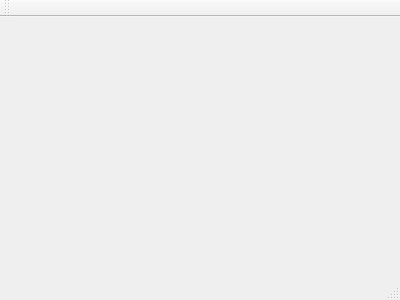
XMoiX22/examen_jimenez_abdiel, file mainwindow.ui: the form before one commit.
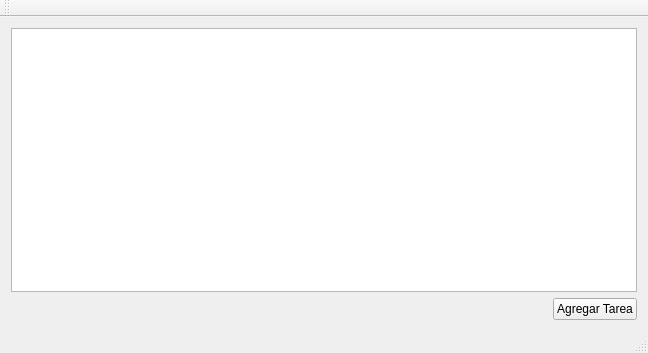
The form after the commit.

Commit message: Commit 3 formulario listo y cambio de clase tareas de widget a dialogo.

The edit to the form file:
```diff
--- a/mainwindow.ui
+++ b/mainwindow.ui
@@ -1,24 +1,72 @@
 <ui version="4.0">
  <class>MainWindow</class>
- <widget class="QMainWindow" name="MainWindow" >
-  <property name="geometry" >
+ <widget class="QMainWindow" name="MainWindow">
+  <property name="geometry">
    <rect>
     <x>0</x>
     <y>0</y>
-    <width>400</width>
-    <height>300</height>
+    <width>648</width>
+    <height>353</height>
    </rect>
   </property>
   <property name="windowTitle" >
    <string>MainWindow</string>
   </property>
-  <widget class="QMenuBar" name="menuBar" />
-  <widget class="QToolBar" name="mainToolBar" />
-  <widget class="QWidget" name="centralWidget" />
-  <widget class="QStatusBar" name="statusBar" />
+  <widget class="QWidget" name="centralWidget">
+   <layout class="QVBoxLayout" name="verticalLayout">
+    <item>
+     <widget class="QTableWidget" name="tableWidget"/>
+    </item>
+    <item>
+     <layout class="QHBoxLayout" name="horizontalLayout_2">
+      <item>
+       <layout class="QHBoxLayout" name="horizontalLayout"/>
+      </item>
+      <item>
+       <spacer name="horizontalSpacer">
+        <property name="orientation">
+         <enum>Qt::Horizontal</enum>
+        </property>
+        <property name="sizeHint" stdset="0">
+         <size>
+          <width>40</width>
+          <height>20</height>
+         </size>
+        </property>
+       </spacer>
+      </item>
+      <item>
+       <widget class="QPushButton" name="agregar">
+        <property name="text">
+         <string>Agregar Tarea</string>
+        </property>
+       </widget>
+      </item>
+     </layout>
+    </item>
+   </layout>
+  </widget>
+  <widget class="QMenuBar" name="menuBar">
+   <property name="geometry">
+    <rect>
+     <x>0</x>
+     <y>0</y>
+     <width>648</width>
+     <height>21</height>
+    </rect>
+   </property>
+  </widget>
+  <widget class="QToolBar" name="mainToolBar">
+   <attribute name="toolBarArea">
+    <enum>TopToolBarArea</enum>
+   </attribute>
+   <attribute name="toolBarBreak">
+    <bool>false</bool>
+   </attribute>
+  </widget>
+  <widget class="QStatusBar" name="statusBar"/>
  </widget>
- <layoutDefault spacing="6" margin="11" />
- <pixmapfunction></pixmapfunction>
+ <layoutdefault spacing="6" margin="11"/>
  <resources/>
  <connections/>
 </ui>
```
Left out of the diff: 3 changed lines with no effect on the pictures. The commit also changes 9 other files.
